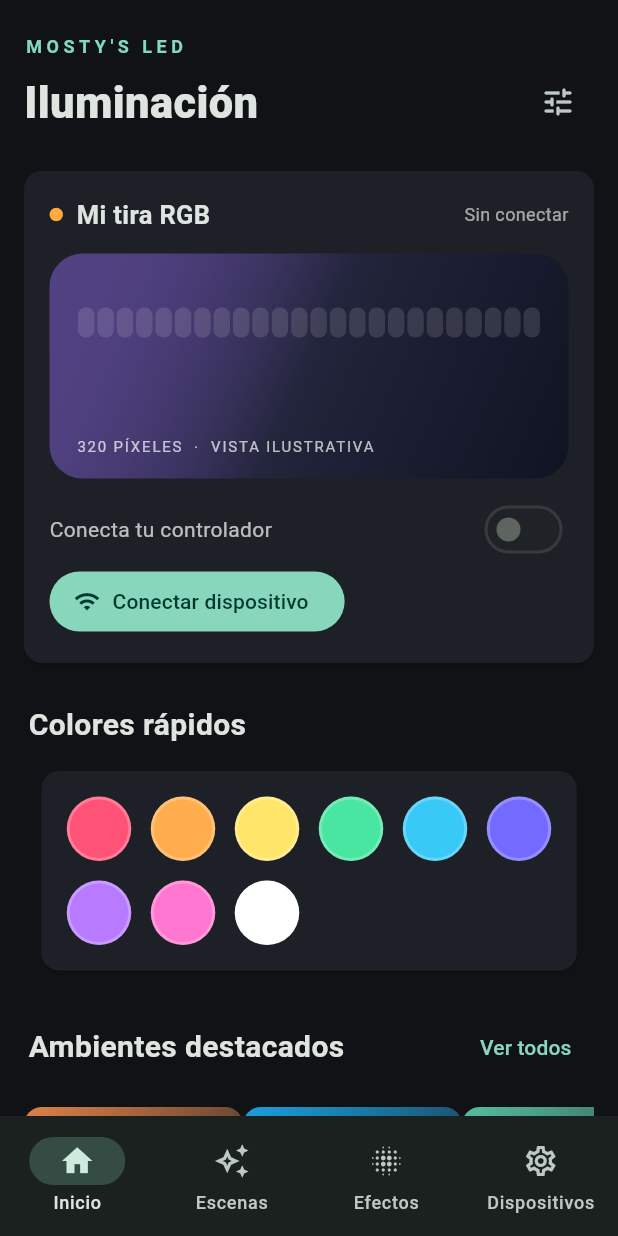
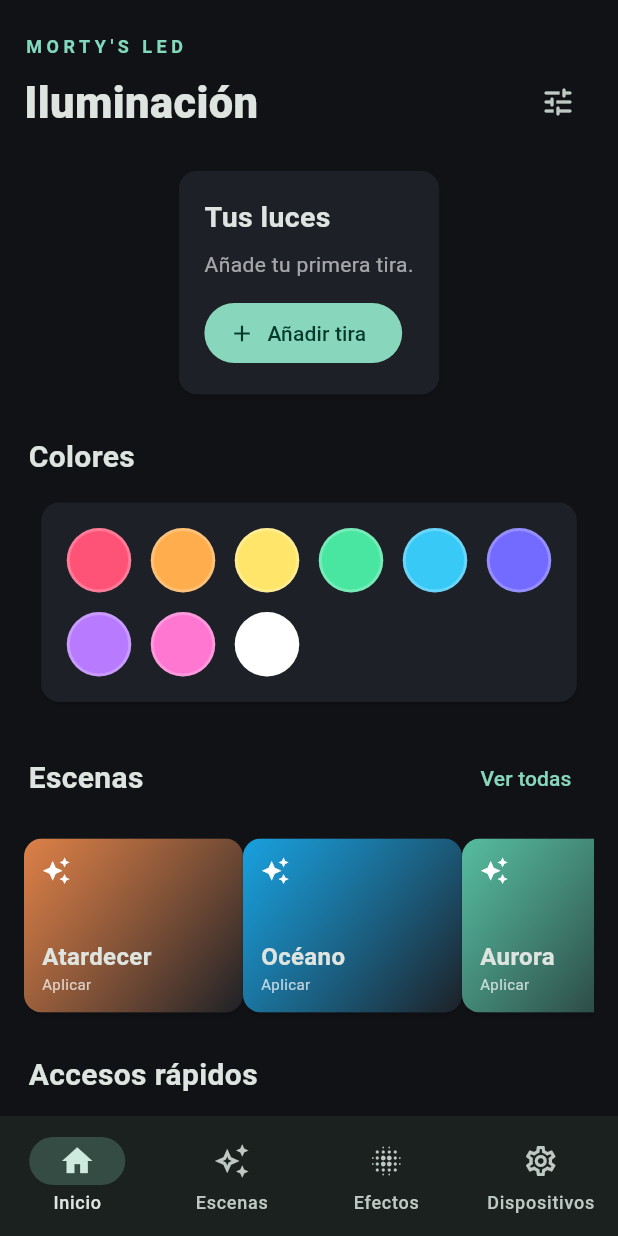
Before and after one commit to Mortymel/Aurora-RGB, a Flutter app: the screen it shows after launch, on a phone screen of 412 x 824 dp. Run offline on Flutter 3.47's test engine with Material 3 defaults, Android fonts, the phone set to English and light mode, and no system bars; our stand-ins replace flutter_blue_plus, permission_handler, shared_preferences.

Commit message:
feat: swipe between named LED strips, simplify home and prevent stale connection responses

```diff
--- a/lib/main.dart
+++ b/lib/main.dart
@@ -24,7 +24,7 @@ void main(){WidgetsFlutterBinding.ensureInitialized();runApp(const StudioApp());
 class StudioApp extends StatelessWidget {
   const StudioApp({super.key});
   @override Widget build(BuildContext context)=>MaterialApp(
-    title:"mosty's led",debugShowCheckedModeBanner:false,
+    title:"Morty's LED",debugShowCheckedModeBanner:false,
     theme:ThemeData(useMaterial3:true,brightness:Brightness.dark,scaffoldBackgroundColor:ink,
       colorScheme:ColorScheme.fromSeed(seedColor:violet,brightness:Brightness.dark),
       cardTheme:const CardThemeData(color:panel,margin:EdgeInsets.symmetric(vertical:7)),
@@ -34,7 +34,7 @@ class StudioApp extends StatelessWidget {
 class StudioShell extends StatefulWidget {const StudioShell({super.key});@override State<StudioShell> createState()=>_StudioShellState();}
 class _StudioShellState extends State<StudioShell>{
   int page=0;
-  String host='192.168.4.1',deviceName='Mi tira RGB',message='Sin conectar';
+  String host='192.168.4.1',deviceName='Controlador LED',message='Sin conectar';
   DeviceApi? api;
   LedState? state;
   Timer? poll,nightTimer;
@@ -43,6 +43,8 @@ class _StudioShellState extends State<StudioShell>{
   List<StudioDevice> devices=[];
   String? selectedId;
   bool polling=false;
+  int connectionGeneration=0;
+  int devicePage=0;
   bool busy=false;
   @override void initState(){super.initState();_load();}
   Future<void> _load() async{
@@ -53,31 +55,35 @@ class _StudioShellState extends State<StudioShell>{
     if(devices.isNotEmpty){final active=devices.where((d)=>d.id==selectedId).toList();final d=active.isEmpty?devices.first:active.first;host=d.host;deviceName=d.name;selectedId=d.id;}
     if(devices.isEmpty){host=p.getString('device_host')??host;deviceName=p.getString('device_name')??deviceName;}
     if(mounted)setState((){});
-    if(devices.isNotEmpty)await connect();
+    if(devices.isNotEmpty){devicePage=devices.indexWhere((d)=>d.id==selectedId);if(devicePage<0)devicePage=0;await connect();}
   }
   Future<void> connect() async{
-    poll?.cancel();if(busy)return;setState((){busy=true;message='Conectando…';});
+    poll?.cancel();
+    final generation=++connectionGeneration;
+    final target=host.trim();
+    setState((){busy=true;message='Conectando…';});
     try{
-      final a=DeviceApi(host.trim());
+      final a=DeviceApi(target);
       final s=await a.getState();
       final p=await SharedPreferences.getInstance();await p.setString('device_host',host.trim());
-      if(!mounted)return;
+      if(!mounted||generation!=connectionGeneration)return;
       setState((){api=a;state=s;message='Conectado';});
       poll=Timer.periodic(const Duration(seconds:4),(_)=>refresh());
-    }catch(e){if(mounted)setState((){api=null;state=null;message='Sin conexión';});}
-    finally{if(mounted)setState(()=>busy=false);}
+    }catch(e){if(mounted&&generation==connectionGeneration)setState((){api=null;state=null;message='Sin conexión';});}
+    finally{if(mounted&&generation==connectionGeneration)setState(()=>busy=false);}
   }
   Future<void> refresh()async{
     if(polling||busy||api==null)return;
     polling=true;
-    try{final s=await api?.getState();if(mounted&&s!=null)setState((){state=s;message='Conectado';});}
-    catch(_){if(mounted)setState(()=>message='Sin respuesta');}
+    final current=api;
+    try{final s=await current?.getState();if(mounted&&s!=null&&identical(current,api))setState((){state=s;message='Conectado';});}
+    catch(_){if(mounted&&identical(current,api))setState(()=>message='Sin respuesta');}
     finally{polling=false;}
   }
   void notice(String text){if(mounted)ScaffoldMessenger.of(context).showSnackBar(SnackBar(content:Text(text)));}
   Future<void> send(Map<String,String> fields)async{
     final a=api;if(a==null){notice('Conecta una ESP32 para aplicar cambios');return;}
-    try{final s=await a.control(fields);if(mounted)setState(()=>state=s);}
+    try{final s=await a.control(fields);if(mounted&&identical(a,api))setState(()=>state=s);}
     catch(e){notice('No se pudo enviar el comando: $e');}
   }
   Future<void> apply(StudioScene s)async{
@@ -126,6 +132,7 @@ class _StudioShellState extends State<StudioShell>{
         setState((){
           devices=[for(final d in devices)if(d.id!=id)d,device];
           selectedId=id;host=device.host;deviceName=device.name;api=null;state=null;message='Sin conectar';
+          devicePage=devices.indexWhere((d)=>d.id==id);
         });
         await DeviceStore.save(devices);await DeviceStore.select(id);
         await connect();
@@ -134,8 +141,9 @@ class _StudioShellState extends State<StudioShell>{
     ip.dispose();name.dispose();
   }
   Future<void> selectDevice(StudioDevice d)async{
-    if(busy)return;
-    setState((){selectedId=d.id;host=d.host;deviceName=d.name;api=null;state=null;message='Sin conectar';});
+    if(selectedId==d.id&&api!=null)return;
+    setState((){selectedId=d.id;host=d.host;deviceName=d.name;api=null;state=null;message='Sin conectar';
+      devicePage=devices.indexWhere((x)=>x.id==d.id);});
     await DeviceStore.select(d.id);await connect();
   }
   Future<void> removeDevice(StudioDevice d)async{
@@ -147,7 +155,7 @@ class _StudioShellState extends State<StudioShell>{
     if(ok!=true)return;
     setState((){
       devices=devices.where((x)=>x.id!=d.id).toList();
-      if(selectedId==d.id){poll?.cancel();api=null;state=null;message='Sin conectar';selectedId=null;}
+      if(selectedId==d.id){connectionGeneration++;poll?.cancel();api=null;state=null;message='Sin conectar';selectedId=null;}
     });
     await DeviceStore.save(devices);
     if(devices.isNotEmpty&&selectedId==null){await selectDevice(devices.first);}
@@ -195,7 +203,7 @@ class _StudioShellState extends State<StudioShell>{
     if(trailing!=null)trailing]));
   Widget card(Widget child)=>Card(child:Padding(padding:const EdgeInsets.all(17),child:child));
   Widget header()=>Column(crossAxisAlignment:CrossAxisAlignment.start,children:[
-    const Text("MOSTY'S LED",style:TextStyle(color:violet,letterSpacing:3,fontSize:12,fontWeight:FontWeight.bold)),
+    const Text("MORTY'S LED",style:TextStyle(color:violet,letterSpacing:3,fontSize:12,fontWeight:FontWeight.bold)),
     const SizedBox(height:5),
     Row(children:[Expanded(child:Text(['Iluminación','Escenas','Efectos','Dispositivos'][page],style:const TextStyle(fontSize:29,fontWeight:FontWeight.w800))),
       IconButton(onPressed:()=>setState(()=>page=3),tooltip:'Controladores',icon:const Icon(Icons.tune_rounded))]),
@@ -208,29 +216,69 @@ class _StudioShellState extends State<StudioShell>{
         color:(s?.power??false)?HSVColor.fromAHSV(1,(i*360/24+(s?.effect??0)*20)%360,0.95,0.95).toColor():Colors.white12,
         borderRadius:BorderRadius.circular(5),boxShadow:(s?.power??false)?[BoxShadow(color:Color(s?.color??0xFF8C65E5).withValues(alpha:0.5),blurRadius:11)]:null)))))),
       Positioned(left:18,bottom:15,child:Text('${s?.pixels??320} PÍXELES  ·  VISTA ILUSTRATIVA',style:const TextStyle(fontSize:10,letterSpacing:1.2,color:Colors.white70)))]));
+  Widget deviceCarousel(){
+    if(devices.isEmpty)return card(Column(crossAxisAlignment:CrossAxisAlignment.start,children:[
+      const Text('Tus luces',style:TextStyle(fontSize:19,fontWeight:FontWeight.w600)),
+      const SizedBox(height:8),const Text('Añade tu primera tira.',style:TextStyle(color:Colors.white60)),
+      const SizedBox(height:12),
+      FilledButton.icon(onPressed:()=>editDevice(),icon:const Icon(Icons.add),label:const Text('Añadir tira')),
+    ]));
+    final currentIndex=devices.indexWhere((d)=>d.id==selectedId);
+    return Column(children:[
+      SizedBox(height:290,child:PageView.builder(
+        key:ValueKey('led-cards-${devices.map((d)=>d.id).join('-')}'),
+        controller:PageController(initialPage:currentIndex<0?0:currentIndex,viewportFraction:0.96),
+        itemCount:devices.length,
+        onPageChanged:(i){if(i>=0&&i<devices.length){devicePage=i;selectDevice(devices[i]);}},
+        itemBuilder:(context,i){
+          final d=devices[i],active=d.id==selectedId;
+          final current=active?state:null;
+          return Padding(padding:const EdgeInsets.only(right:8),child:Card(
+            child:Padding(padding:const EdgeInsets.all(16),child:Column(crossAxisAlignment:CrossAxisAlignment.start,children:[
+              Row(children:[
+                Icon(Icons.lightbulb_outline,color:active?violet:Colors.white54),
+                const SizedBox(width:10),
+                Expanded(child:Text(d.name,maxLines:1,overflow:TextOverflow.ellipsis,
+                  style:const TextStyle(fontSize:19,fontWeight:FontWeight.w600))),
+                IconButton(tooltip:'Cambiar nombre',onPressed:()=>editDevice(existing:d),icon:const Icon(Icons.edit_outlined,size:20)),
+              ]),
+              Text(active?message:d.host,style:const TextStyle(color:Colors.white60,fontSize:12)),
+              const SizedBox(height:12),
+              Expanded(child:Container(decoration:BoxDecoration(
+                color:current?.power==true?Color(current!.color).withValues(alpha:0.28):const Color(0xFF272B32),
+                borderRadius:BorderRadius.circular(16)),
+                child:Center(child:Icon(Icons.lightbulb,color:current?.power==true?Color(current!.color):Colors.white24,size:60)))),
+              const SizedBox(height:8),
+              Row(children:[
+                Expanded(child:Text(current==null?'Sin conexión':'Brillo ${(current.brightness*100/255).round()}%',
+                  style:const TextStyle(color:Colors.white70))),
+                Switch(value:current?.power??false,onChanged:current==null?null:(v)=>send({'power':'$v'})),
+              ]),
+            ]))));
+        },
+      )),
+      if(devices.length>1)Padding(padding:const EdgeInsets.only(top:8),child:Row(
+        mainAxisAlignment:MainAxisAlignment.center,children:List.generate(devices.length,(i)=>Container(
+          width:i==devicePage?18:6,height:6,margin:const EdgeInsets.symmetric(horizontal:3),
+          decoration:BoxDecoration(color:i==devicePage?violet:Colors.white24,borderRadius:BorderRadius.circular(5)))))),
+      TextButton.icon(onPressed:()=>setState(()=>page=3),icon:const Icon(Icons.devices_other),label:const Text('Gestionar dispositivos')),
+    ]);
+  }
   Widget homePage(){
     final s=state;
     return Column(children:[
-      card(Column(crossAxisAlignment:CrossAxisAlignment.start,children:[
-        Row(children:[Container(width:9,height:9,decoration:BoxDecoration(shape:BoxShape.circle,color:message=='Conectado'?Colors.greenAccent:Colors.orangeAccent)),
-          const SizedBox(width:9),Expanded(child:Text(deviceName,style:const TextStyle(fontWeight:FontWeight.w700,fontSize:17))),
-          Text(message,style:const TextStyle(fontSize:12,color:Colors.white60))]),
-        const SizedBox(height:14),preview(s),
-        const SizedBox(height:10),
-        Row(children:[Expanded(child:Text(s==null?'Conecta tu controlador':'Control principal',style:const TextStyle(color:Colors.white70))),
-          Switch(value:s?.power??false,onChanged:s==null?null:(v)=>send({'power':'$v'}))]),
-        if(s==null)FilledButton.icon(onPressed:()=>setState(()=>page=3),icon:const Icon(Icons.wifi),label:const Text('Conectar dispositivo')),
-        if(s!=null)...[
-          Row(mainAxisAlignment:MainAxisAlignment.spaceBetween,children:[const Text('Brillo'),Text('${(s.brightness*100/255).round()}%')]),
-          Slider(value:s.brightness.toDouble().clamp(0,255),max:255,divisions:255,
-            onChanged:(v)=>setState(()=>state=LedState(power:s.power,brightness:v.round(),effect:s.effect,speed:s.speed,color:s.color,pixels:s.pixels,audioLevel:s.audioLevel,wifi:s.wifi)),
-            onChangeEnd:(v)=>send({'brightness':'${v.round()}'})),
-        ]],
-      )),
-      section('Colores rápidos'),
+      deviceCarousel(),
+      if(s!=null)card(Column(children:[
+        Row(mainAxisAlignment:MainAxisAlignment.spaceBetween,children:[
+          const Text('Brillo'),Text('${(s.brightness*100/255).round()}%')]),
+        Slider(value:s.brightness.toDouble().clamp(0,255),max:255,divisions:255,
+          onChanged:(v)=>setState(()=>state=LedState(power:s.power,brightness:v.round(),effect:s.effect,speed:s.speed,color:s.color,pixels:s.pixels,audioLevel:s.audioLevel,wifi:s.wifi)),
+          onChangeEnd:(v)=>send({'brightness':'${v.round()}'})),
+      ])),
+      section('Colores'),
       card(Wrap(spacing:13,runSpacing:13,children:colors.map((c)=>InkWell(onTap:()=>send({'power':'true','color':'0x${(c&0xFFFFFF).toRadixString(16).padLeft(6,'0')}','effect':'0'}),
         child:Container(width:43,height:43,decoration:BoxDecoration(color:Color(c),shape:BoxShape.circle,border:Border.all(color:Colors.white24,width:2))))).toList())),
-      section('Ambientes destacados',trailing:TextButton(onPressed:()=>setState(()=>page=1),child:const Text('Ver todos'))),
+      section('Escenas',trailing:TextButton(onPressed:()=>setState(()=>page=1),child:const Text('Ver todas'))),
       SizedBox(height:130,child:ListView(scrollDirection:Axis.horizontal,children:builtInScenes.take(4).map((e)=>sceneTile(e)).toList())),
       section('Accesos rápidos'),
       card(Row(children:[Expanded(child:OutlinedButton.icon(onPressed:()=>startNightlight(30),icon:const Icon(Icons.bedtime_outlined),label:const Text('Apagar en 30m'))),
@@ -298,7 +346,7 @@ class _StudioShellState extends State<StudioShell>{
     mqttPage(),
     section('Acerca de'),
     card(const Column(crossAxisAlignment:CrossAxisAlignment.start,children:[
-      Text("mosty's led · prototipo 0.3",style:TextStyle(fontWeight:FontWeight.bold)),
+      Text("Morty's LED · prototipo 0.3",style:TextStyle(fontWeight:FontWeight.bold)),
       SizedBox(height:8),Text('Control WiFi local. Sin nube ni cuenta. Escenas almacenadas localmente.',style:TextStyle(color:Colors.white70)),
       SizedBox(height:8),Text('BLE WiFi, música, segmentos, horarios persistentes y MQTT requieren firmware y desarrollo adicional.',style:TextStyle(color:Colors.amberAccent,fontSize:12)),
     ])),
```
